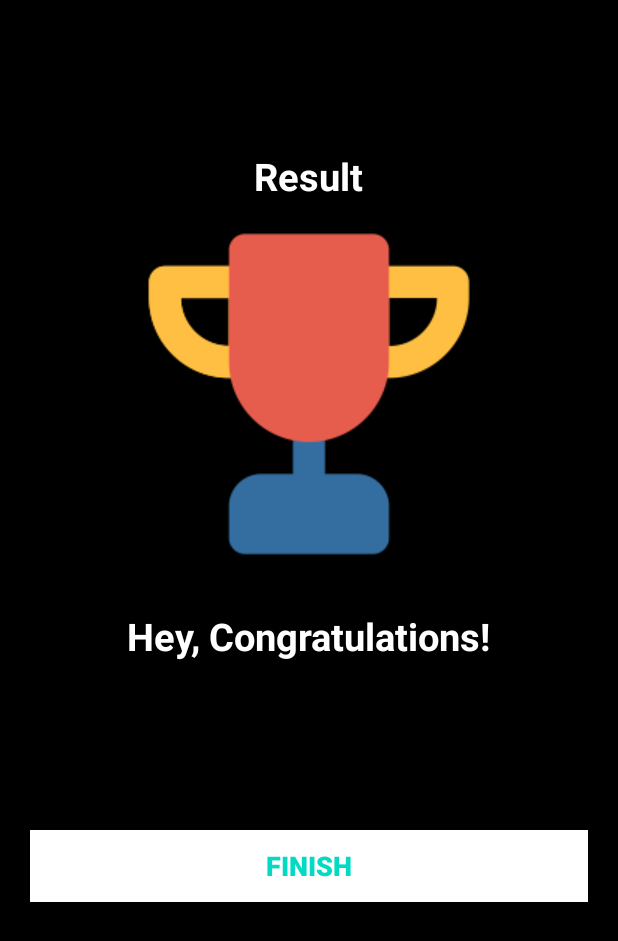
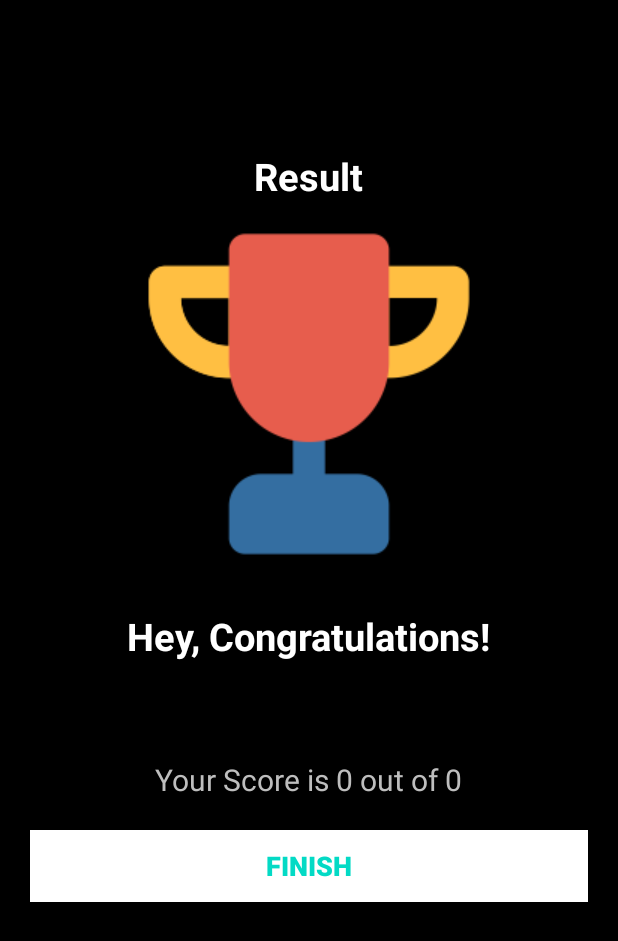
Before and after one commit to fatihhcan/EnglishQuizApp, an Android app: the ResultActivity screen opened directly, with no data from a screen before it, on a phone screen of 412 x 824 dp. Shown: the top 941 px of the screen. Run offline under Robolectric (Android 15) with nearby library versions, the phone set to English and light mode, and no system bars.

Commit message:
Result - score - name update

```diff
--- a/app/src/main/java/com/example/quizapp/Constants.kt
+++ b/app/src/main/java/com/example/quizapp/Constants.kt
@@ -1,6 +1,11 @@
 package com.example.quizapp
 
 object Constants{
+
+    const val USER_NAME: String = "user_name"
+    const val TOTAL_QUESTIONS: String = "total_question"
+    const val CORRECT_ANSWERS: String = "correct_answers"
+
     fun getQuestions(): ArrayList<Question>{
         val questionList = ArrayList<Question>()
 
--- a/app/src/main/java/com/example/quizapp/MainActivity.kt
+++ b/app/src/main/java/com/example/quizapp/MainActivity.kt
@@ -20,6 +20,7 @@ class MainActivity : AppCompatActivity() {
                 Toast.makeText(this,"Please enter your name", Toast.LENGTH_SHORT).show()
             }else{
                 val intent = Intent(this, QuizQuestionsActivity::class.java)
+                intent.putExtra(Constants.USER_NAME, edit_text_name.text.toString())
                 startActivity(intent)
                 finish()
             }
--- a/app/src/main/java/com/example/quizapp/ResultActivity.kt
+++ b/app/src/main/java/com/example/quizapp/ResultActivity.kt
@@ -1,11 +1,24 @@
 package com.example.quizapp
 
+import android.content.Intent
 import androidx.appcompat.app.AppCompatActivity
 import android.os.Bundle
+import kotlinx.android.synthetic.main.activity_result.*
 
 class ResultActivity : AppCompatActivity() {
     override fun onCreate(savedInstanceState: Bundle?) {
         super.onCreate(savedInstanceState)
         setContentView(R.layout.activity_result)
+
+        val username = intent.getStringExtra(Constants.USER_NAME)
+        textview_name.text = username
+        val totalQuestion = intent.getIntExtra(Constants.TOTAL_QUESTIONS,0)
+        val correctAnswer = intent.getIntExtra(Constants.CORRECT_ANSWERS,0)
+
+        textview_score.text = "Your Score is $correctAnswer out of $totalQuestion"
+
+        button_finish.setOnClickListener {
+            startActivity(Intent(this, MainActivity::class.java))
+        }
     }
 }
```
Also changed, not shown: app/src/main/java/com/example/quizapp/QuizQuestionsActivity.kt (+10 -2 lines).
